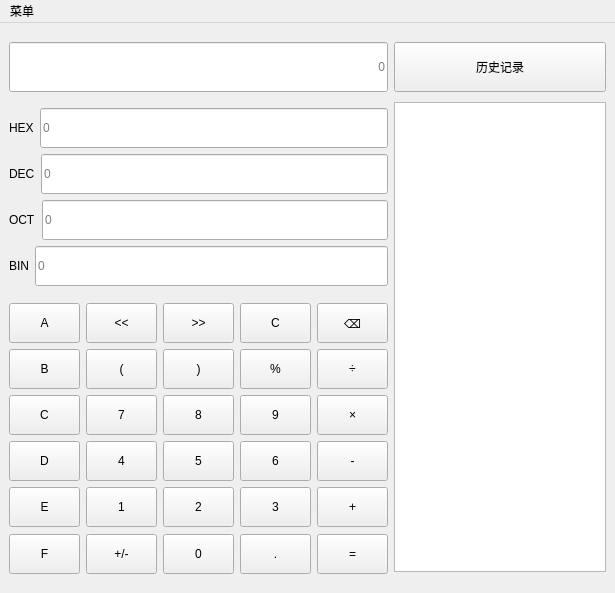
Qt form Calculator/programmer.ui (HarveyLoradom/Code) before a commit.
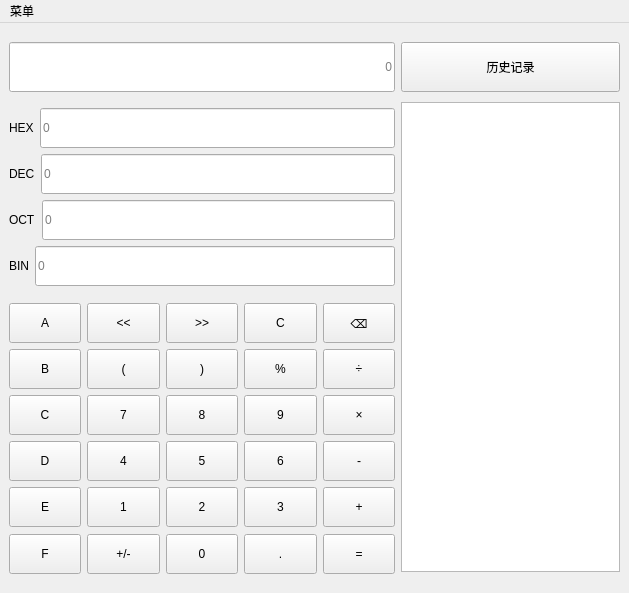
The same form after that commit. Icons and pictures are not drawn.

```diff
--- a/Calculator/programmer.ui
+++ b/Calculator/programmer.ui
@@ -6,10 +6,28 @@
    <rect>
     <x>0</x>
     <y>0</y>
-    <width>615</width>
+    <width>629</width>
     <height>593</height>
    </rect>
   </property>
+  <property name="sizePolicy">
+   <sizepolicy hsizetype="Minimum" vsizetype="Minimum">
+    <horstretch>0</horstretch>
+    <verstretch>0</verstretch>
+   </sizepolicy>
+  </property>
+  <property name="minimumSize">
+   <size>
+    <width>629</width>
+    <height>593</height>
+   </size>
+  </property>
+  <property name="maximumSize">
+   <size>
+    <width>629</width>
+    <height>593</height>
+   </size>
+  </property>
   <property name="windowTitle">
    <string>MainWindow</string>
   </property>
@@ -629,7 +647,7 @@
     <rect>
      <x>0</x>
      <y>0</y>
-     <width>615</width>
+     <width>629</width>
      <height>25</height>
     </rect>
    </property>
```
Left out of the diff: 2 changed lines with no effect on the pictures.
